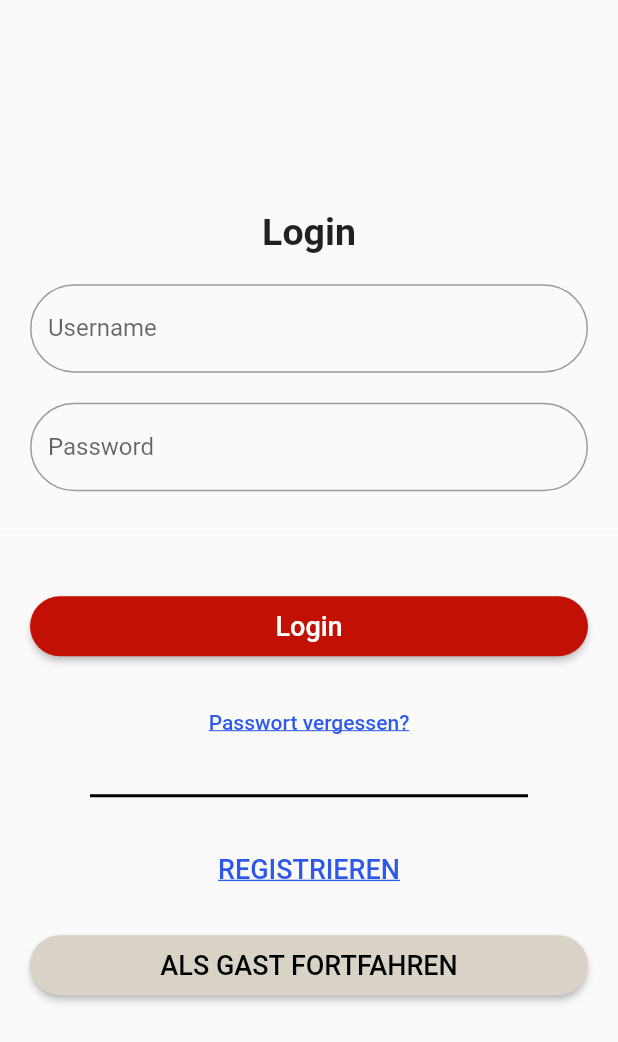
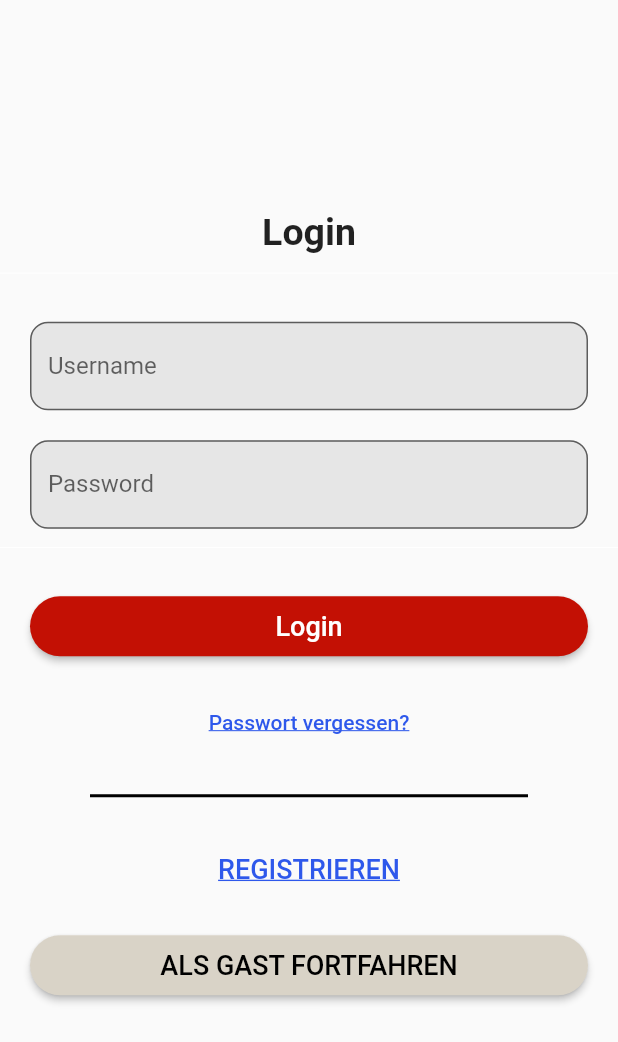
Before and after one commit to hytechat/termino-dev, a Flutter app: the screen it shows after launch, on a phone screen of 412 x 824 dp. Shown: the top 1042 px of the screen. Run offline on Flutter 3.47's test engine with Material 2 defaults, Android fonts, the phone set to English and light mode, and no system bars; our stand-ins replace email_validator, flutter_tts, fluttertoast; missing offline and left inert: syncfusion_flutter_pdfviewer, syncfusion_flutter_pdfviewer_web.

Commit message:
UI Login Page TouchUp

```diff
--- a/frontend/lib/pages/pagesGeruest/views/login_page.dart
+++ b/frontend/lib/pages/pagesGeruest/views/login_page.dart
@@ -54,13 +54,19 @@ class Login extends StatelessWidget {
                   ],
                 ),
               ),
+              const Divider(
+                color: Colors.white,
+                height: 25,
+              ),
               Container(
                 padding: const EdgeInsets.fromLTRB(20, 20, 20, 0),
                 child: TextField(
                   controller: MailController,
                   decoration: InputDecoration(
+                    filled: true,
+                    fillColor: const Color.fromRGBO(230, 230, 230, 1),
                     border: OutlineInputBorder(
-                      borderRadius: BorderRadius.circular(90.0),
+                      borderRadius: BorderRadius.circular(12.0),
                     ),
                     labelText: 'Username',
                   ),
@@ -72,8 +78,10 @@ class Login extends StatelessWidget {
                   controller: PasswController,
                   obscureText: true,
                   decoration: InputDecoration(
+                    filled: true,
+                    fillColor: const Color.fromRGBO(230, 230, 230, 1),
                     border: OutlineInputBorder(
-                      borderRadius: BorderRadius.circular(90.0),
+                      borderRadius: BorderRadius.circular(12.0),
                     ),
                     labelText: 'Password',
                   ),
@@ -81,7 +89,7 @@ class Login extends StatelessWidget {
               ),
               const Divider(
                 color: Colors.white,
-                height: 50,
+                height: 25,
               ),
               Container(
                   height: 80,
```
